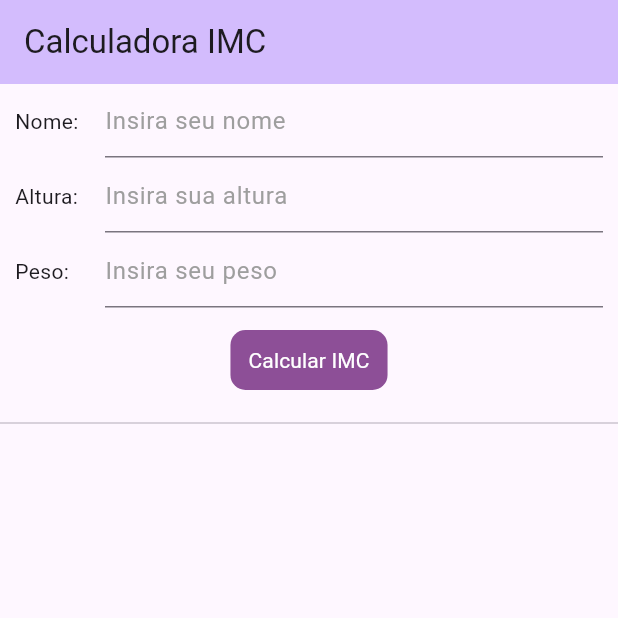
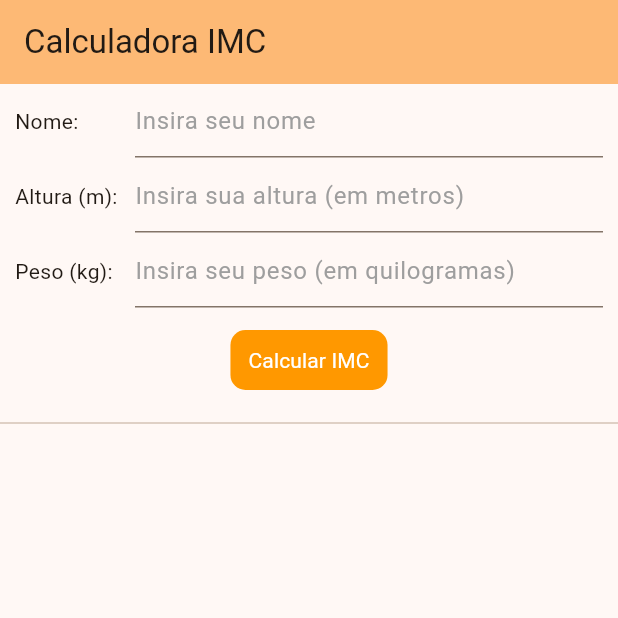
Before and after one commit to vinicius-ov/imcalc-flutter, a Flutter app: the screen it shows after launch, on a phone screen of 412 x 824 dp, the top half of it. Run offline on Flutter 3.47's test engine with Material 2 defaults, Android fonts, the phone set to English and light mode, and no system bars.

```diff
--- a/lib/main.dart
+++ b/lib/main.dart
@@ -12,9 +12,9 @@ class MyApp extends StatelessWidget {
   @override
   Widget build(BuildContext context) {
     return MaterialApp(
-      title: 'Flutter Demo',
+      title: 'IMC Calc Flutter',
       theme: ThemeData(
-        colorScheme: ColorScheme.fromSeed(seedColor: Colors.deepPurple),
+        colorScheme: ColorScheme.fromSeed(seedColor: Colors.orange),
         useMaterial3: true,
       ),
       home: const MyHomePage(title: 'Calculadora IMC'),
@@ -58,7 +58,7 @@ class _MyHomePageState extends State<MyHomePage> {
                             alignment: Alignment.center,
                             child: Row(children: [
                               const SizedBox(
-                                width: 60,
+                                width: 80,
                                 child: Text('Nome: '),
                               ),
                               Flexible(
@@ -78,13 +78,14 @@ class _MyHomePageState extends State<MyHomePage> {
                             alignment: Alignment.center,
                             child: Row(children: [
                               const SizedBox(
-                                width: 60,
-                                child: Text('Altura: '),
+                                width: 80,
+                                child: Text('Altura (m): '),
                               ),
                               Flexible(
                                 child: TextField(
                                     decoration: const InputDecoration(
-                                        hintText: 'Insira sua altura',
+                                        hintText:
+                                            'Insira sua altura (em metros)',
                                         hintStyle:
                                             TextStyle(color: Colors.grey)),
                                     keyboardType: TextInputType.number,
@@ -98,14 +99,15 @@ class _MyHomePageState extends State<MyHomePage> {
                             alignment: Alignment.center,
                             child: Row(children: [
                               const SizedBox(
-                                width: 60,
-                                child: Text('Peso: '),
+                                width: 80,
+                                child: Text('Peso (kg): '),
                               ),
                               Flexible(
                                 child: TextField(
                                     decoration: const InputDecoration(
                                         labelStyle: TextStyle(fontSize: 8),
-                                        hintText: 'Insira seu peso',
+                                        hintText:
+                                            'Insira seu peso (em quilogramas)',
                                         hintStyle:
                                             TextStyle(color: Colors.grey)),
                                     keyboardType: TextInputType.number,
@@ -147,8 +149,8 @@ class _MyHomePageState extends State<MyHomePage> {
                                       RoundedRectangleBorder(
                                           borderRadius:
                                               BorderRadius.circular(10))),
-                                  backgroundColor: MaterialStateProperty.all(
-                                      const Color.fromARGB(255, 141, 79, 151))),
+                                  backgroundColor:
+                                      MaterialStateProperty.all(Colors.orange)),
                               child: const Text(
                                 "Calcular IMC",
                                 style: TextStyle(
@@ -181,9 +183,9 @@ class _MyHomePageState extends State<MyHomePage> {
                                                   MainAxisAlignment.spaceEvenly,
                                               children: [
                                                 Text(
-                                                    'Altura: ${person.getHeight()}'),
+                                                    'Altura: ${person.getHeight()} m'),
                                                 Text(
-                                                    'Peso: ${person.getWeight()}'),
+                                                    'Peso: ${person.getWeight()} kg'),
                                                 Text(
                                                     'IMC: ${person.getImcString()}'),
                                               ]),
--- a/pubspec.yaml
+++ b/pubspec.yaml
@@ -1,5 +1,5 @@
 name: imcalcflutter
-description: A new Flutter project.
+description: Calculador IMC com histórico.
 # The following line prevents the package from being accidentally published to
 # pub.dev using `flutter pub publish`. This is preferred for private packages.
 publish_to: 'none' # Remove this line if you wish to publish to pub.dev
```
